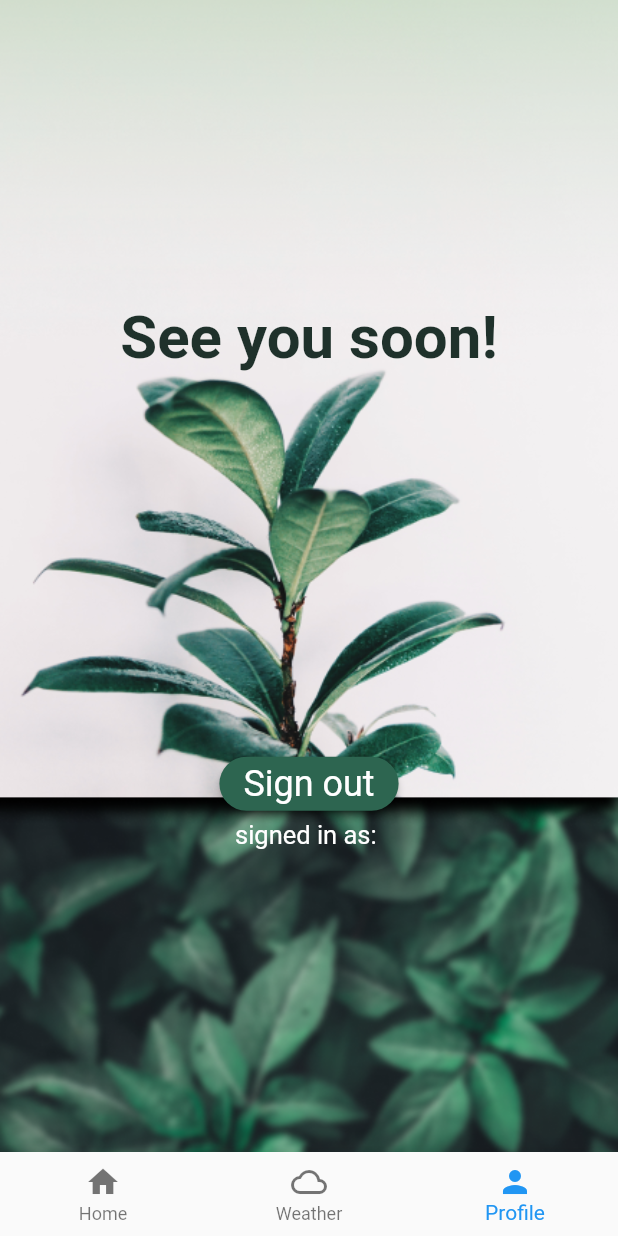
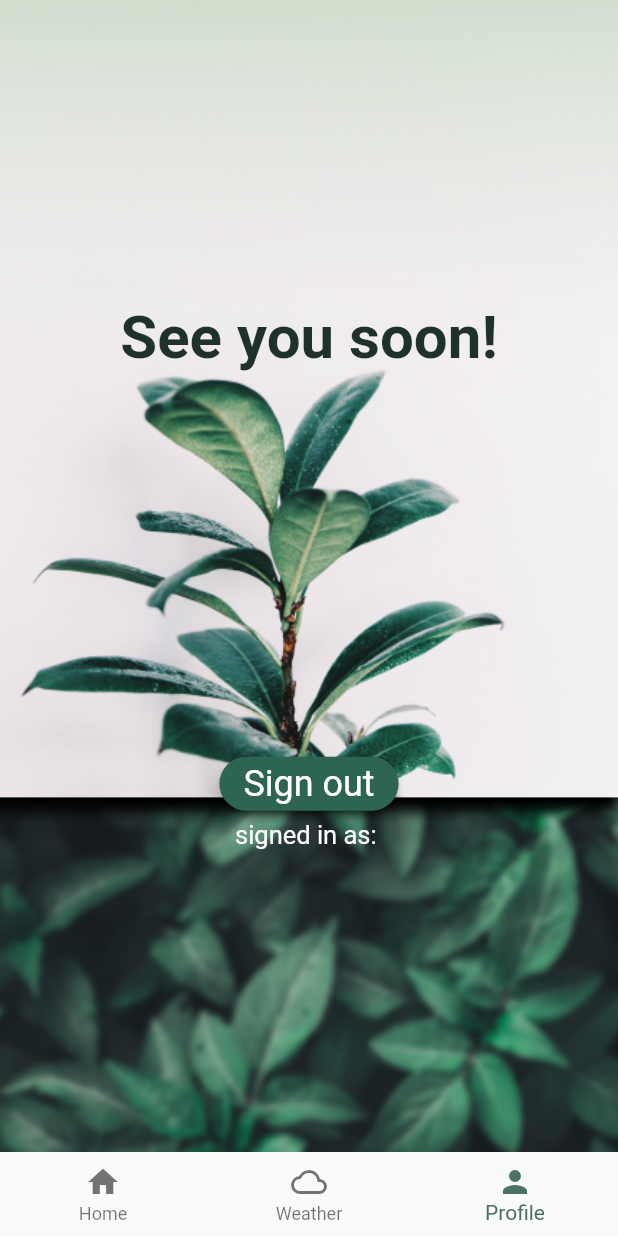
Before and after one commit to Kani017/soil.-MOB-WS22, a Flutter app: the screen it shows once a user with an empty profile is signed in, item 3 of the bottom bar chosen, on a phone screen of 412 x 824 dp. Run offline on Flutter 3.47's test engine with Material 2 defaults, Android fonts, the phone set to English and light mode, and no system bars; our stand-ins replace cloud_firestore, firebase_auth, firebase_core, flutter_local_notifications, google_nav_bar; accounts and stored records are empty; network calls fail.

Commit message:
Update home_page.dart

```diff
--- a/soil-master/lib/pages/home_page.dart
+++ b/soil-master/lib/pages/home_page.dart
@@ -36,6 +36,7 @@ class _HomePageState extends State<HomePage> {
     return Scaffold(
       body: _pages[_selectedIndex],
       bottomNavigationBar: BottomNavigationBar(
+        selectedItemColor:  Color(0xFF497263),
         currentIndex: _selectedIndex,
         onTap: _navigateBottomBar,
         items: const [
```
